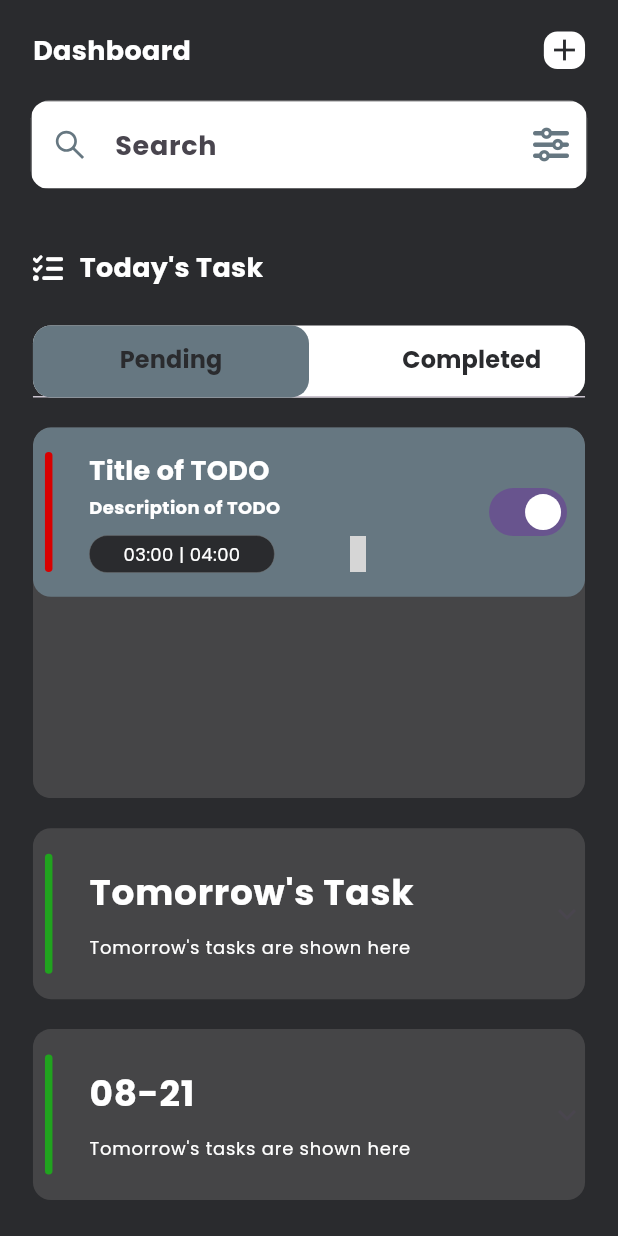
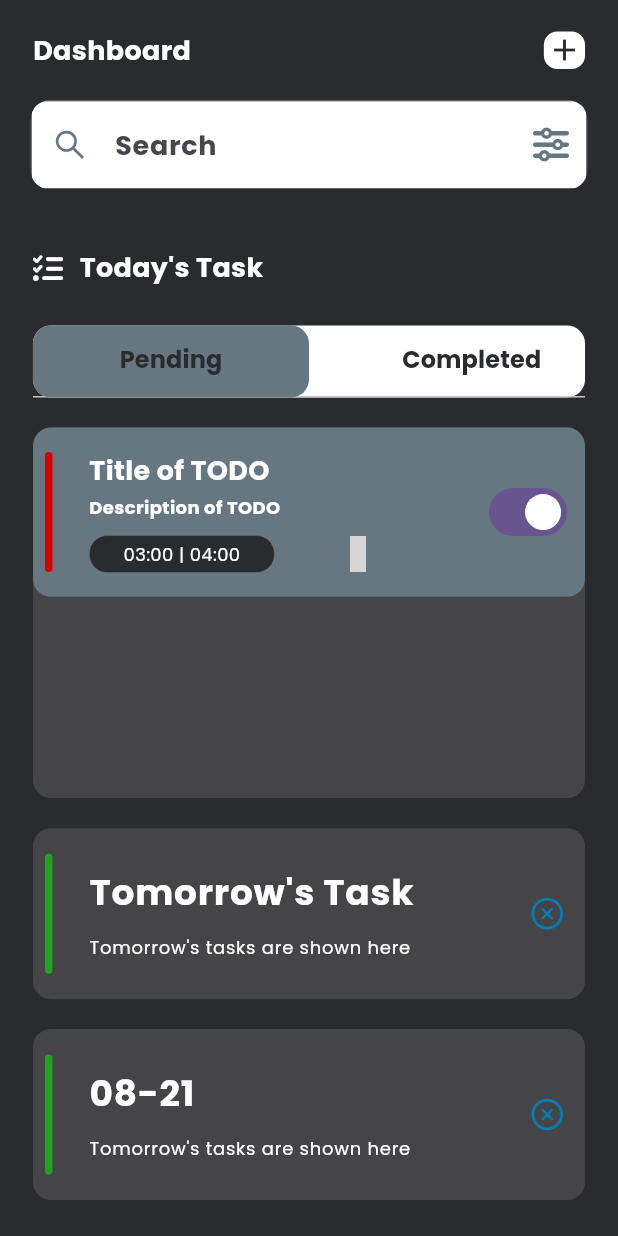
Before and after one commit to ehsaaaaan0/Task-Management-App-Using-Flutter-Riverpod-2.0, a Flutter app: the screen it shows after launch, on a phone screen of 412 x 824 dp. Run offline on Flutter 3.47's test engine with Material 3 defaults, Android fonts, the phone set to English and light mode, and no system bars; our stand-ins replace country_picker, flutter_screenutil, flutter_vector_icons, google_fonts, hooks_riverpod, pinput and 2 more; generated files the repository leaves out were written again; grey boxes are pictures that could not be loaded.

```diff
--- /dev/null
+++ b/lib/common/models/task_model.dart
@@ -0,0 +1,53 @@
+import 'dart:convert';
+
+Task taskFromJson(String str) => Task.fromJson(json.decode(str));
+
+String taskToJson(Task data) => json.encode(data.toJson());
+
+class Task {
+    int? id;
+    String? title;
+    String? description;
+    int? isCompleted;
+    String? date;
+    String? startTime;
+    String? endTime;
+    int? reminde;
+    String? repeat;
+
+    Task({
+        this.id,
+        this.title,
+        this.description,
+        this.isCompleted,
+        this.date,
+        this.startTime,
+        this.endTime,
+        this.reminde,
+        this.repeat,
+    });
+
+    factory Task.fromJson(Map<String, dynamic> json) => Task(
+        id: json["id"],
+        title: json["title"],
+        description: json["description"],
+        isCompleted: json["isCompleted"],
+        date: json["date"],
+        startTime: json["startTime"],
+        endTime: json["endTime"],
+        reminde: json["reminde"],
+        repeat: json["repeat"],
+    );
+
+    Map<String, dynamic> toJson() => {
+        "id": id,
+        "title": title,
+        "description": description,
+        "isCompleted": isCompleted,
+        "date": date,
+        "startTime": startTime,
+        "endTime": endTime,
+        "reminde": reminde,
+        "repeat": repeat,
+    };
+}
--- a/lib/common/widgets/titles.dart
+++ b/lib/common/widgets/titles.dart
@@ -18,7 +18,7 @@ class BottomTitles extends StatelessWidget {
     return SizedBox(
       width: AppConst.kWidth,
       child: Padding(
-        padding: EdgeInsets.all(8),
+        padding: const EdgeInsets.all(8),
         child: Row(
           mainAxisAlignment: MainAxisAlignment.start,
           children: [
--- a/lib/features/todo/pages/homepage.dart
+++ b/lib/features/todo/pages/homepage.dart
@@ -9,6 +9,7 @@ import 'package:task_management/common/widgets/height_spacer.dart';
 import 'package:task_management/common/widgets/reusable_text.dart';
 import 'package:task_management/common/widgets/width_spacer.dart';
 import 'package:task_management/common/widgets/xpansion_tiles.dart';
+import 'package:task_management/features/todo/controllers/xpension_provider.dart';
 import 'package:task_management/features/todo/widgets/todo_tiles.dart';
 
 class Homepage extends ConsumerStatefulWidget {
@@ -161,15 +162,13 @@ class _HomepageState extends ConsumerState<Homepage>
                       Container(
                         color: AppConst.kBkLight,
                         height: AppConst.kHeight * 0.3,
-
                         child: ListView(
                           children: [
                             TODOTile(
                               start: "03:00",
                               end: "04:00",
-                              switcher: Switch(value: true, onChanged: (value){
-
-                              }),
+                              switcher:
+                                  Switch(value: true, onChanged: (value) {}),
                             )
                           ],
                         ),
@@ -182,10 +181,33 @@ class _HomepageState extends ConsumerState<Homepage>
                   ),
                 ),
                 const HeightSpacer(hight: 20),
-                const XPensionTiles(
+                XPensionTiles(
                     text: "Tomorrow's Task",
                     text2: "Tomorrow's tasks are shown here",
-                    children: []),
+                    onExpansionChanged: (bool expanded) {
+                      ref
+                          .read(xpensionStateProvider.notifier)
+                          .setStart(!expanded);
+                    },
+                    trailing: Padding(
+                      padding: EdgeInsets.only(right: 12.w),
+                      child: ref.watch(xpensionStateProvider)
+                          ? Icon(
+                              AntDesign.circledown,
+                              color: AppConst.kLight,
+                            )
+                          : Icon(
+                              AntDesign.closecircleo,
+                              color: AppConst.kBlueLight,
+                            ),
+                    ),
+                    children: [
+                      TODOTile(
+                        start: "03:00",
+                        end: "04:00",
+                        switcher: Switch(value: true, onChanged: (value) {}),
+                      )
+                    ]),
                 const HeightSpacer(hight: 20),
                 XPensionTiles(
                     text: DateTime.now()
@@ -193,7 +215,31 @@ class _HomepageState extends ConsumerState<Homepage>
                         .toString()
                         .substring(5, 10),
                     text2: "Tomorrow's tasks are shown here",
-                    children: []),
+                    onExpansionChanged: (bool expanded) {
+                      ref
+                          .read(xpensionState0Provider.notifier)
+                          .setStart(!expanded);
+                    },
+                    trailing: Padding(
+                      padding: EdgeInsets.only(right: 12.w),
+                      child: ref.watch(xpensionState0Provider)
+                          ? Icon(
+                              AntDesign.circledown,
+                              color: AppConst.kLight,
+                            )
+                          : Icon(
+                              AntDesign.closecircleo,
+                              color: AppConst.kBlueLight,
+                            ),
+                    ),
+                    children: [
+                       TODOTile(
+                              start: "03:00",
+                              end: "04:00",
+                              switcher:
+                                  Switch(value: true, onChanged: (value) {}),
+                            )
+                    ]),
               ],
             ),
           ),
--- a/pubspec.yaml
+++ b/pubspec.yaml
@@ -42,6 +42,7 @@ dependencies:
   smooth_page_indicator: ^1.2.0+3
   country_picker: ^2.0.26
   pinput: ^5.0.0
+  riverpod_annotation: ^2.3.5
 
 
 dev_dependencies:
@@ -54,6 +55,8 @@ dev_dependencies:
   # package. See that file for information about deactivating specific lint
   # rules and activating additional ones.
   flutter_lints: ^3.0.0
+  build_runner: ^2.4.11
+  riverpod_generator: ^2.4.0
 
 # For information on the generic Dart part of this file, see the
 # following page: https://dart.dev/tools/pub/pubspec
```
Also changed, not shown: lib/common/models/user_model.dart (added, +19 -0 lines), lib/features/auth/controllers/code_provider.dart (added, +17 -0 lines), lib/features/auth/pages/test_page.dart (added, +31 -0 lines), lib/features/todo/controllers/xpension_provider.dart (added, +27 -0 lines), lib/features/auth/controllers/code_provider.g.dart (added), lib/features/todo/controllers/xpension_provider.g.dart (added), pubspec.lock.
